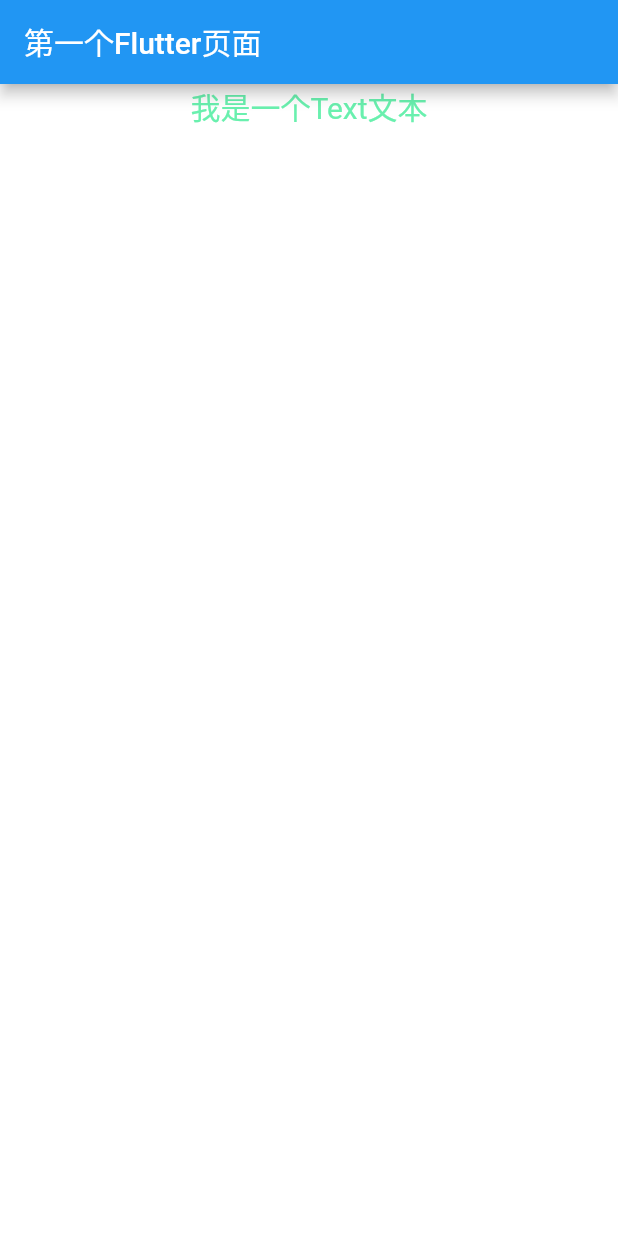
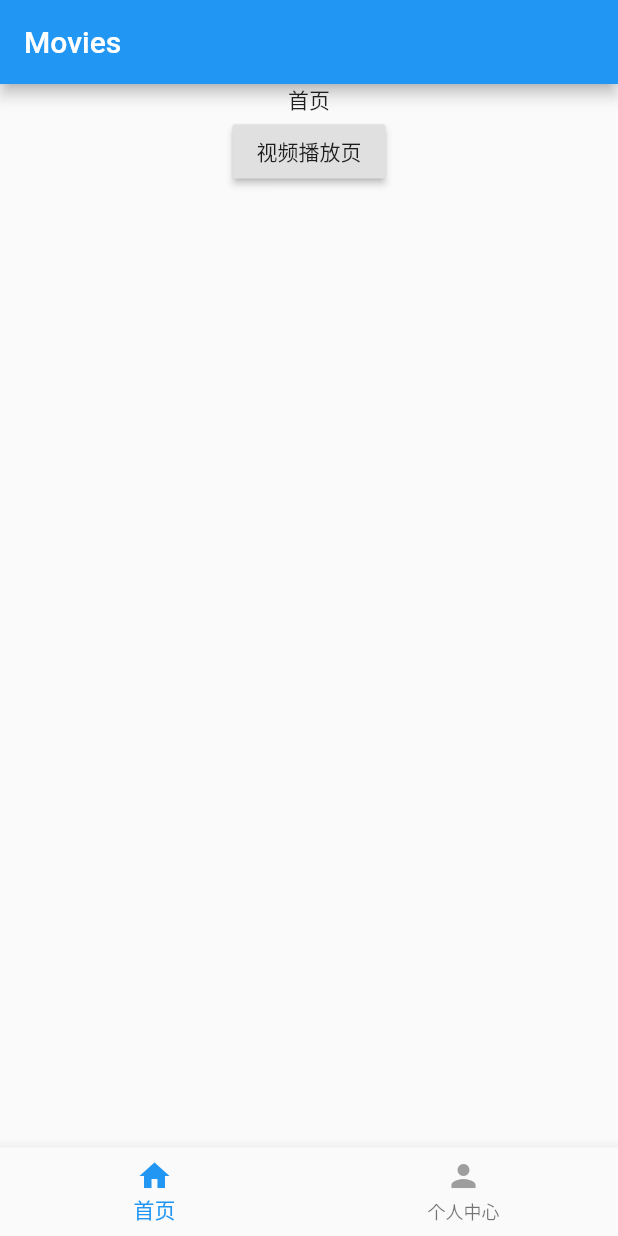
Before and after one commit to RowgerGo/Flutter_movie, a Flutter app: the screen it shows after launch, on a phone screen of 412 x 824 dp. Run offline on Flutter 3.47's test engine with Material 2 defaults, Android fonts, the phone set to English and light mode, and no system bars; our stand-ins replace chewie, video_player.

Commit message:
播放页完成简单视频播放

```diff
--- /dev/null
+++ b/lib/app/HomePage.dart
@@ -0,0 +1,77 @@
+import 'package:flutter/material.dart';
+import 'package:flutter_app/app/main.dart';
+import 'pages/home_view.dart';
+import 'pages/person_view.dart';
+
+class HomePage extends StatefulWidget {
+  @override
+  State<StatefulWidget> createState() => _HomePageState();
+}
+
+class _HomePageState extends State<HomePage>
+    with SingleTickerProviderStateMixin {
+  int _currentIndex = 0;
+  var _currentPage;
+  TabController _controller;
+  VoidCallback onChanged;
+
+  final List<BottomNavigationBarItem> bottomTabs = [
+    BottomNavigationBarItem(
+        icon: Icon(
+          Icons.home,
+          color: Colors.grey,
+        ),
+        activeIcon: Icon(
+          Icons.home,
+          color: Colors.blue,
+        ),
+        title: Text('首页')),
+    BottomNavigationBarItem(
+        icon: Icon(
+          Icons.person,
+          color: Colors.grey,
+        ),
+        activeIcon: Icon(
+          Icons.person,
+          color: Colors.blue,
+        ),
+        title: Text('个人中心'))
+  ];
+  final List tabBodies = [home_view(), person_view()];
+
+  @override
+  void initState() {
+    _currentPage=tabBodies[_currentIndex];
+    super.initState();
+    _controller = new TabController(initialIndex: _currentIndex, length: 2, vsync: this);
+    onChanged = () {
+      setState(() {
+        _currentIndex = this._controller.index;
+      });
+    };
+
+    _controller.addListener(onChanged);
+  }
+
+  @override
+  Widget build(BuildContext context) {
+    // TODO: implement build
+    TextStyle textStyle = TextStyle(fontSize: 20, color: Colors.greenAccent);
+    return MaterialApp(
+      title: 'Flutter页面',
+      theme: ThemeData(primarySwatch: Colors.blue),
+      home: Scaffold(
+          appBar: AppBar(title: Text('Movies')),
+          bottomNavigationBar: BottomNavigationBar(
+              currentIndex: _currentIndex,
+              onTap: (index) {
+                setState(() {
+                  _currentIndex = index;
+                  _currentPage=tabBodies[_currentIndex];
+                });
+              },
+              items: bottomTabs),
+          body: _currentPage),
+    );
+  }
+}
--- a/lib/Test_Page.dart
+++ b/lib/app/Test_Page.dart
@@ -1,5 +1,5 @@
 import 'package:flutter/material.dart';
-import 'package:flutter_app/main.dart';
+import 'package:flutter_app/app/main.dart';
 
 class TestPage extends StatelessWidget{
   @override
@@ -8,12 +8,12 @@ class TestPage extends StatelessWidget{
     TextStyle textStyle = TextStyle(fontSize: 20,color: Colors.greenAccent);
 
     return MaterialApp(
-      title: '第一个Flutter页面',
+      title: '梦回',
       theme: ThemeData(
         primarySwatch: Colors.blue
       ),
       home:Scaffold(
-        appBar: AppBar(title: Text('第一个Flutter页面')),
+        appBar: AppBar(title: Text('梦回')),
         body: Container(
           decoration: BoxDecoration(color: Colors.white),
           alignment: Alignment.center,
--- a/lib/main.dart
+++ b/lib/app/main.dart
@@ -1,9 +1,10 @@
 import 'package:flutter/material.dart';
-import 'package:flutter_app/Test_Page.dart';
+import 'splash.dart';
 
-import 'data_type.dart';
+import 'package:flutter_app/app/HomePage.dart';
+import 'package:flutter_app/app/data_type.dart';
 
-void main() => runApp(TestPage());
+void main() => runApp(MyApp());
 
 class MyApp extends StatelessWidget {
   // This widget is the root of your application.
@@ -12,9 +13,12 @@ class MyApp extends StatelessWidget {
     return MaterialApp(
       title: 'Flutter必备',
       theme: ThemeData(
-        primarySwatch: Colors.blue,
+        primaryIconTheme: const IconThemeData(color: Colors.white),
+        brightness: Brightness.light,
+        primaryColor: new Color.fromARGB(255, 0, 215, 195),
+        accentColor: Colors.cyan[300]
       ),
-      home: MyHomePage(title: 'Flutter必备'),
+      home: SplashPage(),
     );
   }
 }
--- /dev/null
+++ b/lib/app/pages/home_view.dart
@@ -0,0 +1,32 @@
+import 'dart:async';
+import 'package:flutter/material.dart';
+import 'video_player_page.dart';
+
+class home_view extends StatelessWidget{
+
+  @override
+  Widget build(BuildContext context) {
+    // TODO: implement build
+    return Scaffold(
+      body: Center(
+        child: Column(
+          children: <Widget>[
+            Text('首页'),
+            _item(context,"视频播放页", video_player_view(), 'video')
+          ],
+        ),
+      ),
+    );
+  }
+
+  _item(context,String title,page,String routeName){
+    return Container(
+      child: RaisedButton(
+          onPressed: (){
+            Navigator.push(context, MaterialPageRoute(builder: (context)=>page));
+          },
+          child: Text(title),
+      ),
+    );
+  }
+}
--- a/pubspec.yaml
+++ b/pubspec.yaml
@@ -23,6 +23,8 @@ dependencies:
   # The following adds the Cupertino Icons font to your application.
   # Use with the CupertinoIcons class for iOS style icons.
   cupertino_icons: ^0.1.2
+  chewie: ^0.9.7
+  video_player: ^0.10.2+1
 
 dev_dependencies:
   flutter_test:
```
Also changed, not shown: lib/app/data_type.dart (renamed from lib/data_type.dart, +20 -25 lines), lib/app/pages/person_view.dart (added, +15 -0 lines), lib/app/pages/video_player_page.dart (added, +60 -0 lines), lib/app/splash.dart (added, +51 -0 lines), lib/app/opp_learn.dart (renamed from lib/opp_learn.dart), pubspec.lock, 1 other file.
